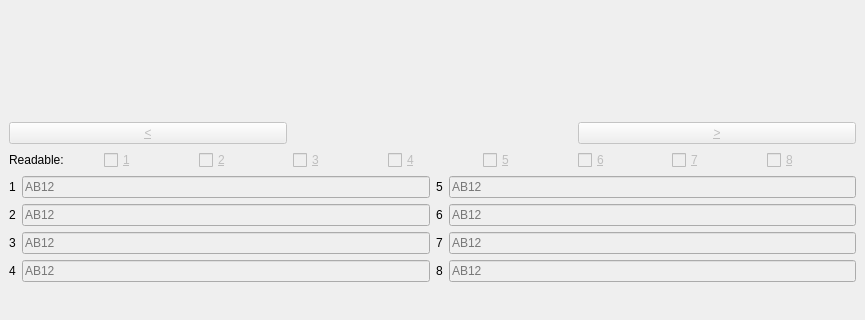
First picture: the form in labeller.ui, repository Hypochondriac-Hippos/plate-labeller, before the edit; both pictures show x 0 to 865 and y 97 to 417 of the 865 by 601 pixel window.
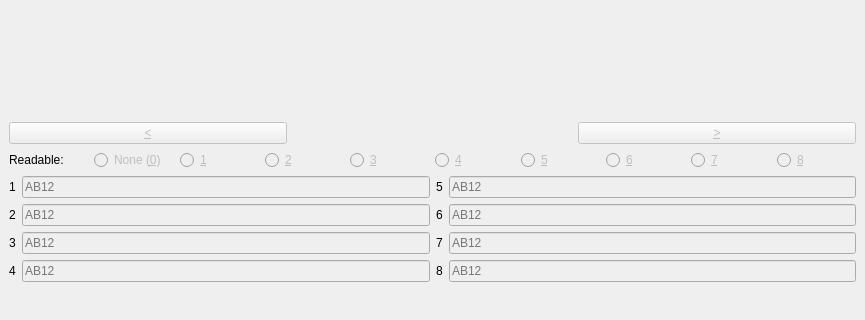
Second picture: the form after the edit.

Commit message: Readable plates should be mutually exclusive

```diff
--- a/labeller.ui
+++ b/labeller.ui
@@ -58,7 +58,20 @@
          </widget>
         </item>
         <item>
-         <widget class="QCheckBox" name="checkBox_1">
+         <widget class="QRadioButton" name="radioButton_0">
+          <property name="enabled">
+           <bool>false</bool>
+          </property>
+          <property name="text">
+           <string>None (&amp;0)</string>
+          </property>
+          <attribute name="buttonGroup">
+           <string notr="true">buttonGroup</string>
+          </attribute>
+         </widget>
+        </item>
+        <item>
+         <widget class="QRadioButton" name="radioButton_1">
           <property name="enabled">
            <bool>false</bool>
           </property>
@@ -71,7 +84,7 @@
          </widget>
         </item>
         <item>
-         <widget class="QCheckBox" name="checkBox_2">
+         <widget class="QRadioButton" name="radioButton_2">
           <property name="enabled">
            <bool>false</bool>
           </property>
@@ -84,7 +97,7 @@
          </widget>
         </item>
         <item>
-         <widget class="QCheckBox" name="checkBox_3">
+         <widget class="QRadioButton" name="radioButton_3">
           <property name="enabled">
            <bool>false</bool>
           </property>
@@ -97,7 +110,7 @@
          </widget>
         </item>
         <item>
-         <widget class="QCheckBox" name="checkBox_4">
+         <widget class="QRadioButton" name="radioButton_4">
           <property name="enabled">
            <bool>false</bool>
           </property>
@@ -110,7 +123,7 @@
          </widget>
         </item>
         <item>
-         <widget class="QCheckBox" name="checkBox_5">
+         <widget class="QRadioButton" name="radioButton_5">
           <property name="enabled">
            <bool>false</bool>
           </property>
@@ -123,7 +136,7 @@
          </widget>
         </item>
         <item>
-         <widget class="QCheckBox" name="checkBox_6">
+         <widget class="QRadioButton" name="radioButton_6">
           <property name="enabled">
            <bool>false</bool>
           </property>
@@ -136,7 +149,7 @@
          </widget>
         </item>
         <item>
-         <widget class="QCheckBox" name="checkBox_7">
+         <widget class="QRadioButton" name="radioButton_7">
           <property name="enabled">
            <bool>false</bool>
           </property>
@@ -149,7 +162,7 @@
          </widget>
         </item>
         <item>
-         <widget class="QCheckBox" name="checkBox_8">
+         <widget class="QRadioButton" name="radioButton_8">
           <property name="enabled">
            <bool>false</bool>
           </property>
```
Left out of the diff: 51 changed lines with no effect on the pictures. The commit also changes 1 other file.
